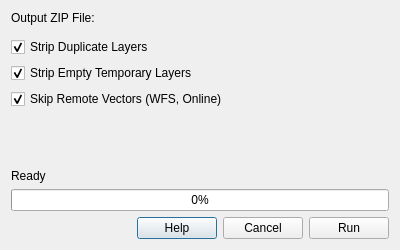
sumthedog/geopacker, file geopacker_dialog_base.ui: the form before one commit.
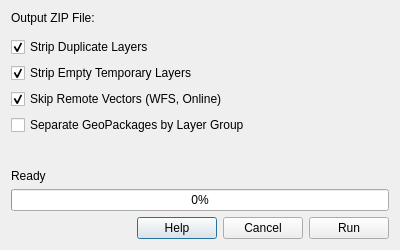
The form after the commit. Custom widgets are drawn as their Qt base class.

Commit message: Add grouped GeoPackages and PDF audit report

The edit to the form file:
```diff
--- a/geopacker_dialog_base.ui
+++ b/geopacker_dialog_base.ui
@@ -61,6 +61,16 @@
      </property>
     </widget>
    </item>
+   <item>
+    <widget class="QCheckBox" name="chkGroupGpkgs">
+     <property name="text">
+      <string>Separate GeoPackages by Layer Group</string>
+     </property>
+     <property name="checked">
+      <bool>false</bool>
+     </property>
+    </widget>
+   </item>
    <item>
     <spacer name="verticalSpacer">
      <property name="orientation">
```
The commit also changes 4 other files.
